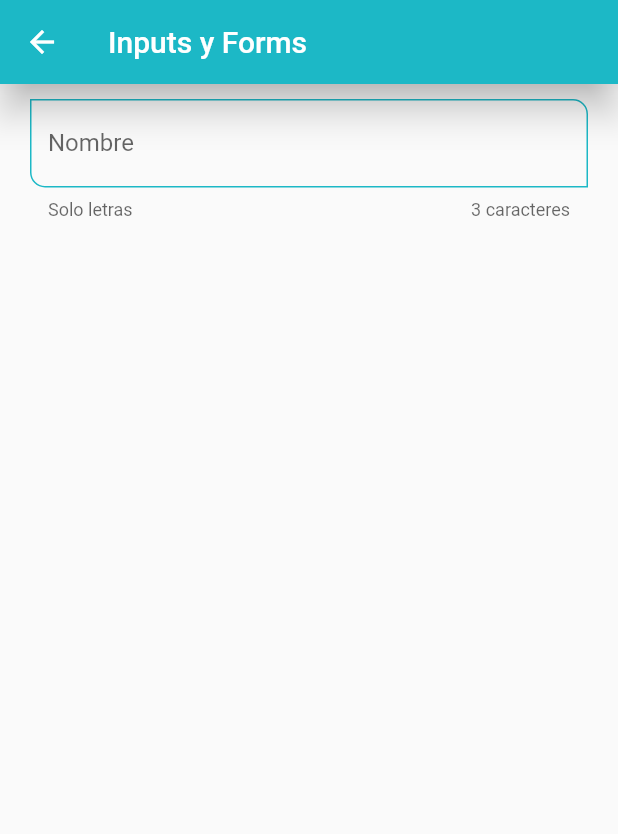
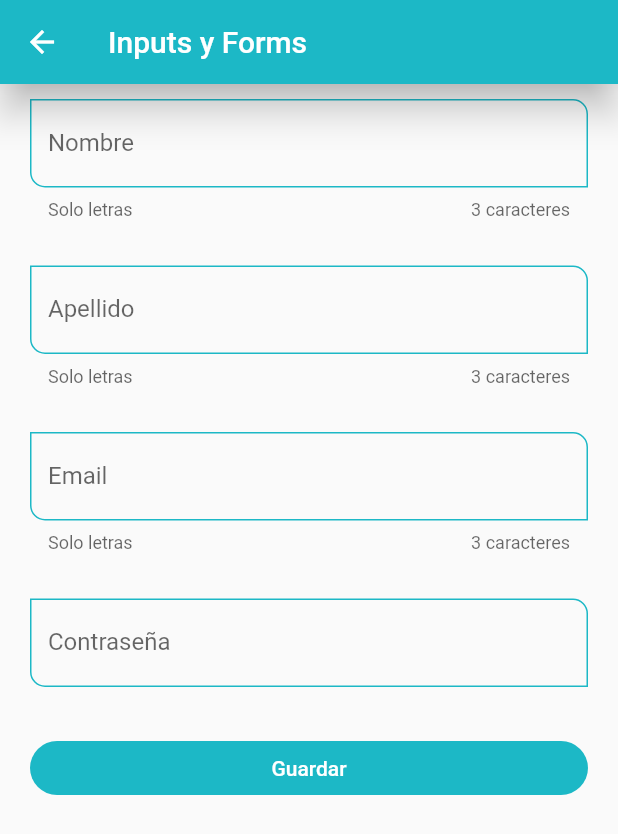
Before and after one commit to cfe-vasco/react-dart-flutter_Fundaments, a Flutter app: the InputsScreen screen opened by its route, on a phone screen of 412 x 824 dp. Shown: the top 834 px of the screen. Run offline on Flutter 3.47's test engine with Material 2 defaults, Android fonts, the phone set to English and light mode, and no system bars.

Commit message:
Email y Password fields & Widget Form

```diff
--- a/flutter_components/lib/screens/inputs_screen.dart
+++ b/flutter_components/lib/screens/inputs_screen.dart
@@ -6,6 +6,16 @@ class InputsScreen extends StatelessWidget {
 
   @override
   Widget build(BuildContext context) {
+    final GlobalKey<FormState> myFormKey = GlobalKey<FormState>();
+
+    final Map<String, String> formValues = {
+      'first_name': 'Christopher',
+      'last_name': 'Vasco',
+      'Email': 'christopher.2001v@outlook.es',
+      'password': '123456',
+      'role': 'Admin'
+    };
+
     return Scaffold(
         appBar: AppBar(
           title: const Text('Inputs y Forms'),
@@ -13,15 +23,63 @@ class InputsScreen extends StatelessWidget {
         body: SingleChildScrollView(
           child: Padding(
             padding: const EdgeInsets.symmetric(horizontal: 20, vertical: 10),
+            child: Form(
+              key: myFormKey,
               child: Column(
-              children: const [
-                CustomInputField(
+                children: [
+                  const CustomInputField(
                     labelText: 'Nombre',
-                  hintText: 'Nombre de usuario',
+                    hintText: 'Nombre del usuario',
                     helperText: 'Solo letras',
                     counterText: '3 caracteres',
+                  ),
+                  const SizedBox(
+                    height: 30,
+                  ),
+                  const CustomInputField(
+                    labelText: 'Apellido',
+                    hintText: 'Apellido del usuario',
+                    helperText: 'Solo letras',
+                    counterText: '3 caracteres',
+                  ),
+                  const SizedBox(
+                    height: 30,
+                  ),
+                  const CustomInputField(
+                    labelText: 'Email',
+                    hintText: 'Correo del usuario',
+                    helperText: 'Solo letras',
+                    counterText: '3 caracteres',
+                    keyboardType: TextInputType.emailAddress,
+                  ),
+                  const SizedBox(
+                    height: 30,
+                  ),
+                  const CustomInputField(
+                    labelText: 'Contraseña',
+                    hintText: 'Contraseña del usuario',
+                    obscureText: true,
+                  ),
+                  const SizedBox(
+                    height: 30,
+                  ),
+                  ElevatedButton(
+                    child: const SizedBox(
+                        width: double.infinity,
+                        child: Center(child: Text('Guardar'))),
+                    onPressed: () {
+                      //esta linea hace que el teclado se oculte
+                      FocusScope.of(context).requestFocus(FocusNode());
+
+                      if (!myFormKey.currentState!.validate()) {
+                        print('Formulario no válido');
+                        return;
+                      }
+                      print(formValues);
+                    },
                   )
                 ],
+              ),
             ),
           ),
         ));
--- a/flutter_components/lib/widgets/custom_input_field.dart
+++ b/flutter_components/lib/widgets/custom_input_field.dart
@@ -7,6 +7,8 @@ class CustomInputField extends StatelessWidget {
   final String? counterText;
   final IconData? icon;
   final IconData? suffixIcon;
+  final TextInputType? keyboardType;
+  final bool obscureText;
 
   const CustomInputField({
     Key? key,
@@ -16,6 +18,8 @@ class CustomInputField extends StatelessWidget {
     this.icon,
     this.suffixIcon,
     this.counterText,
+    this.keyboardType,
+    this.obscureText = false,
   }) : super(key: key);
 
   @override
@@ -24,6 +28,8 @@ class CustomInputField extends StatelessWidget {
       autofocus: false,
       initialValue: '',
       textCapitalization: TextCapitalization.words,
+      keyboardType: keyboardType,
+      obscureText: obscureText,
       onChanged: (value) {
         print('value: $value');
       },
```
Also changed, not shown: flutter_components/lib/themes/app_theme.dart (+13 -12 lines). Lines whose indentation alone changed are shown as unchanged.
